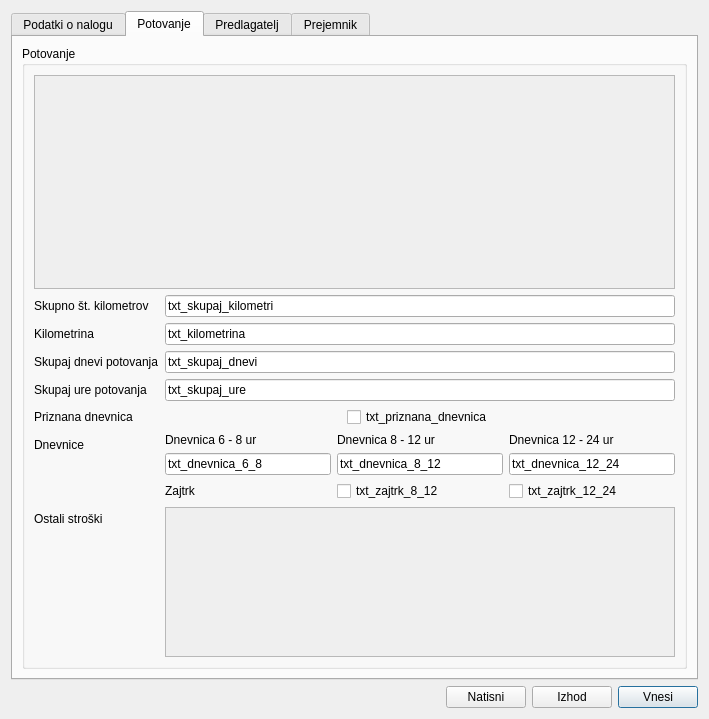
Above: potninalogi.ui from bubi-luka/BubiRacun before the change. Below: the same form after it.
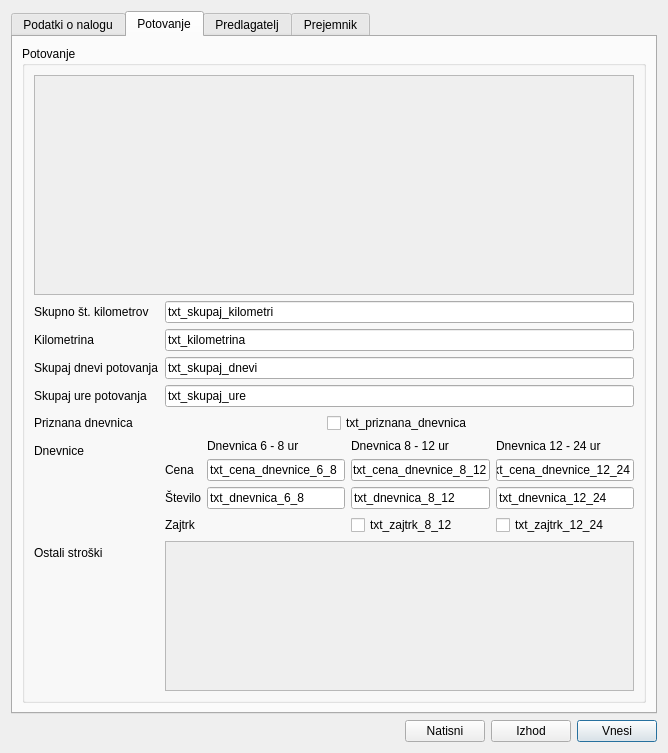
That is the form after the change. The open tabs and pages were chosen to show the change.

Patch:
```diff
--- a/potninalogi.ui
+++ b/potninalogi.ui
@@ -9,8 +9,8 @@
    <rect>
     <x>0</x>
     <y>0</y>
-    <width>709</width>
-    <height>719</height>
+    <width>666</width>
+    <height>753</height>
    </rect>
   </property>
   <property name="windowTitle">
@@ -307,7 +307,7 @@
               <rect>
                <x>0</x>
                <y>0</y>
-               <width>641</width>
+               <width>598</width>
                <height>149</height>
               </rect>
              </property>
@@ -452,7 +452,7 @@
                 <rect>
                  <x>0</x>
                  <y>0</y>
-                 <width>502</width>
+                 <width>459</width>
                  <height>148</height>
                 </rect>
                </property>
@@ -461,56 +461,49 @@
             </item>
             <item row="6" column="1">
              <layout class="QGridLayout" name="gridLayout_8">
-              <item row="1" column="0">
+              <item row="2" column="1">
                <widget class="QLineEdit" name="txt_dnevnica_6_8">
                 <property name="text">
                  <string>txt_dnevnica_6_8</string>
                 </property>
                </widget>
               </item>
-              <item row="1" column="1">
-               <widget class="QLineEdit" name="txt_dnevnica_8_12">
+              <item row="2" column="0">
+               <widget class="QLabel" name="label_44">
                 <property name="text">
-                 <string>txt_dnevnica_8_12</string>
+                 <string>Število</string>
                 </property>
                </widget>
               </item>
-              <item row="1" column="2">
-               <widget class="QLineEdit" name="txt_dnevnica_12_24">
-                <property name="text">
-                 <string>txt_dnevnica_12_24</string>
-                </property>
-               </widget>
-              </item>
-              <item row="0" column="0">
-               <widget class="QLabel" name="label_27">
-                <property name="text">
-                 <string>Dnevnica 6 - 8 ur</string>
-                </property>
-               </widget>
-              </item>
-              <item row="0" column="1">
+              <item row="0" column="2">
                <widget class="QLabel" name="label_30">
                 <property name="text">
                  <string>Dnevnica 8 - 12 ur</string>
                 </property>
                </widget>
               </item>
-              <item row="0" column="2">
-               <widget class="QLabel" name="label_31">
+              <item row="3" column="0">
+               <widget class="QLabel" name="label_43">
                 <property name="text">
-                 <string>Dnevnica 12 - 24 ur</string>
+                 <string>Zajtrk</string>
                 </property>
                </widget>
               </item>
-              <item row="2" column="1">
+              <item row="2" column="3">
+               <widget class="QLineEdit" name="txt_dnevnica_12_24">
+                <property name="text">
+                 <string>txt_dnevnica_12_24</string>
+                </property>
+               </widget>
+              </item>
+              <item row="3" column="2">
                <widget class="QCheckBox" name="txt_zajtrk_8_12">
                 <property name="text">
                  <string>txt_zajtrk_8_12</string>
                 </property>
                </widget>
               </item>
-              <item row="2" column="2">
+              <item row="3" column="3">
                <widget class="QCheckBox" name="txt_zajtrk_12_24">
                 <property name="layoutDirection">
                  <enum>Qt::LeftToRight</enum>
@@ -520,10 +513,52 @@
                 </property>
                </widget>
               </item>
-              <item row="2" column="0">
-               <widget class="QLabel" name="label_43">
+              <item row="2" column="2">
+               <widget class="QLineEdit" name="txt_dnevnica_8_12">
                 <property name="text">
-                 <string>Zajtrk</string>
+                 <string>txt_dnevnica_8_12</string>
+                </property>
+               </widget>
+              </item>
+              <item row="0" column="3">
+               <widget class="QLabel" name="label_31">
+                <property name="text">
+                 <string>Dnevnica 12 - 24 ur</string>
+                </property>
+               </widget>
+              </item>
+              <item row="0" column="1">
+               <widget class="QLabel" name="label_27">
+                <property name="text">
+                 <string>Dnevnica 6 - 8 ur</string>
+                </property>
+               </widget>
+              </item>
+              <item row="1" column="0">
+               <widget class="QLabel" name="label_45">
+                <property name="text">
+                 <string>Cena</string>
+                </property>
+               </widget>
+              </item>
+              <item row="1" column="1">
+               <widget class="QLineEdit" name="txt_cena_dnevnice_6_8">
+                <property name="text">
+                 <string>txt_cena_dnevnice_6_8</string>
+                </property>
+               </widget>
+              </item>
+              <item row="1" column="2">
+               <widget class="QLineEdit" name="txt_cena_dnevnice_8_12">
+                <property name="text">
+                 <string>txt_cena_dnevnice_8_12</string>
+                </property>
+               </widget>
+              </item>
+              <item row="1" column="3">
+               <widget class="QLineEdit" name="txt_cena_dnevnice_12_24">
+                <property name="text">
+                 <string>txt_cena_dnevnice_12_24</string>
                 </property>
                </widget>
               </item>
```
